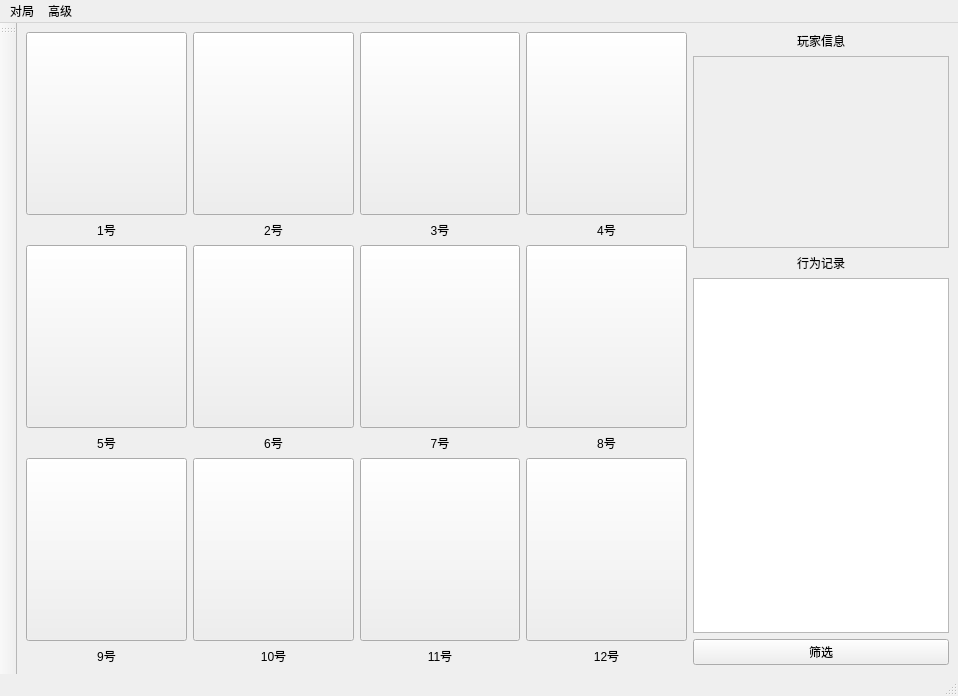
Before: the Qt Designer form gui/main_window.ui in Remalloc/werewolf, drawn with Qt 5.
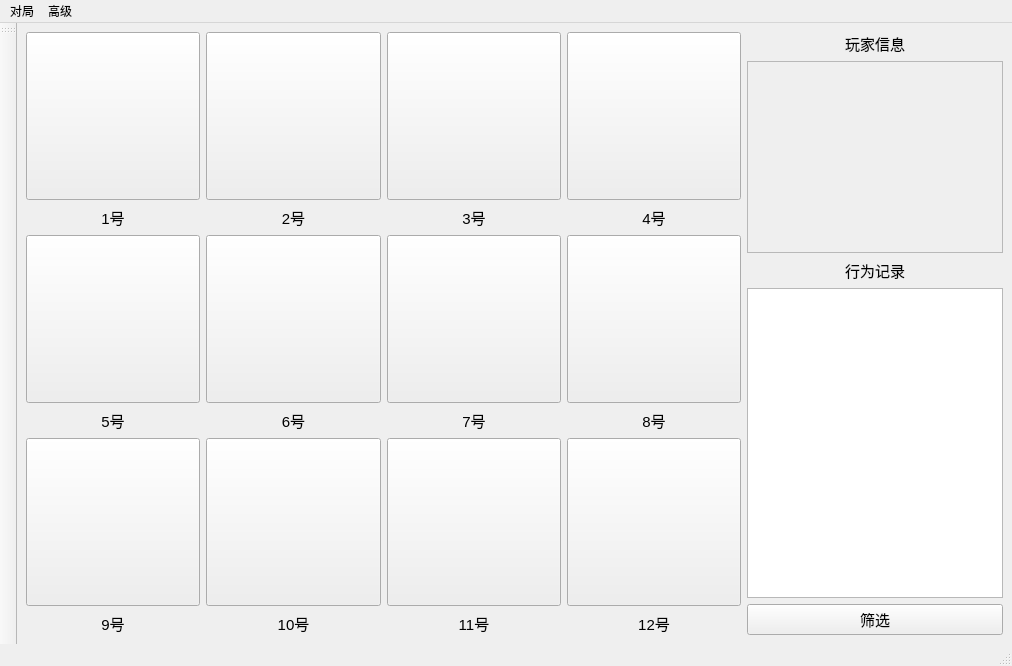
After: the same form once the commit is applied. Icons and pictures are not drawn.

```diff
--- a/gui/main_window.ui
+++ b/gui/main_window.ui
@@ -6,8 +6,8 @@
    <rect>
     <x>0</x>
     <y>0</y>
-    <width>958</width>
-    <height>696</height>
+    <width>1012</width>
+    <height>666</height>
    </rect>
   </property>
   <property name="windowTitle">
@@ -43,6 +43,11 @@
             <verstretch>0</verstretch>
            </sizepolicy>
           </property>
+          <property name="font">
+           <font>
+            <pointsize>11</pointsize>
+           </font>
+          </property>
           <property name="text">
            <string>1号</string>
           </property>
@@ -76,6 +81,11 @@
             <verstretch>0</verstretch>
            </sizepolicy>
           </property>
+          <property name="font">
+           <font>
+            <pointsize>11</pointsize>
+           </font>
+          </property>
           <property name="text">
            <string>7号</string>
           </property>
@@ -109,6 +119,11 @@
             <verstretch>0</verstretch>
            </sizepolicy>
           </property>
+          <property name="font">
+           <font>
+            <pointsize>11</pointsize>
+           </font>
+          </property>
           <property name="text">
            <string>8号</string>
           </property>
@@ -142,6 +157,11 @@
             <verstretch>0</verstretch>
            </sizepolicy>
           </property>
+          <property name="font">
+           <font>
+            <pointsize>11</pointsize>
+           </font>
+          </property>
           <property name="text">
            <string>3号</string>
           </property>
@@ -175,6 +195,11 @@
             <verstretch>0</verstretch>
            </sizepolicy>
           </property>
+          <property name="font">
+           <font>
+            <pointsize>11</pointsize>
+           </font>
+          </property>
           <property name="text">
            <string>5号</string>
           </property>
@@ -208,6 +233,11 @@
             <verstretch>0</verstretch>
            </sizepolicy>
           </property>
+          <property name="font">
+           <font>
+            <pointsize>11</pointsize>
+           </font>
+          </property>
           <property name="text">
            <string>6号</string>
           </property>
@@ -241,6 +271,11 @@
             <verstretch>0</verstretch>
            </sizepolicy>
           </property>
+          <property name="font">
+           <font>
+            <pointsize>11</pointsize>
+           </font>
+          </property>
           <property name="text">
            <string>4号</string>
           </property>
@@ -274,6 +309,11 @@
             <verstretch>0</verstretch>
            </sizepolicy>
           </property>
+          <property name="font">
+           <font>
+            <pointsize>11</pointsize>
+           </font>
+          </property>
           <property name="text">
            <string>2号</string>
           </property>
@@ -307,6 +347,11 @@
             <verstretch>0</verstretch>
            </sizepolicy>
           </property>
+          <property name="font">
+           <font>
+            <pointsize>11</pointsize>
+           </font>
+          </property>
           <property name="text">
            <string>9号</string>
           </property>
@@ -340,6 +385,11 @@
             <verstretch>0</verstretch>
            </sizepolicy>
           </property>
+          <property name="font">
+           <font>
+            <pointsize>11</pointsize>
+           </font>
+          </property>
           <property name="text">
            <string>10号</string>
           </property>
@@ -373,6 +423,11 @@
             <verstretch>0</verstretch>
            </sizepolicy>
           </property>
+          <property name="font">
+           <font>
+            <pointsize>11</pointsize>
+           </font>
+          </property>
           <property name="text">
            <string>11号</string>
           </property>
@@ -406,6 +461,11 @@
             <verstretch>0</verstretch>
            </sizepolicy>
           </property>
+          <property name="font">
+           <font>
+            <pointsize>11</pointsize>
+           </font>
+          </property>
           <property name="text">
            <string>12号</string>
           </property>
@@ -428,6 +488,11 @@
           <verstretch>0</verstretch>
          </sizepolicy>
         </property>
+        <property name="font">
+         <font>
+          <pointsize>11</pointsize>
+         </font>
+        </property>
         <property name="text">
          <string>玩家信息</string>
         </property>
@@ -447,6 +512,11 @@
           <verstretch>0</verstretch>
          </sizepolicy>
         </property>
+        <property name="font">
+         <font>
+          <pointsize>12</pointsize>
+         </font>
+        </property>
        </widget>
       </item>
       <item>
@@ -457,6 +527,11 @@
           <verstretch>0</verstretch>
          </sizepolicy>
         </property>
+        <property name="font">
+         <font>
+          <pointsize>11</pointsize>
+         </font>
+        </property>
         <property name="text">
          <string>行为记录</string>
         </property>
@@ -485,6 +560,11 @@
             <verstretch>0</verstretch>
            </sizepolicy>
           </property>
+          <property name="font">
+           <font>
+            <pointsize>11</pointsize>
+           </font>
+          </property>
           <property name="text">
            <string>筛选</string>
           </property>
@@ -501,10 +581,15 @@
     <rect>
      <x>0</x>
      <y>0</y>
-     <width>958</width>
+     <width>1012</width>
      <height>26</height>
     </rect>
    </property>
+   <property name="font">
+    <font>
+     <pointsize>9</pointsize>
+    </font>
+   </property>
    <widget class="QMenu" name="menuGame">
     <property name="title">
      <string>对局</string>
```
Left out of the diff: 10 changed lines with no effect on the pictures.
